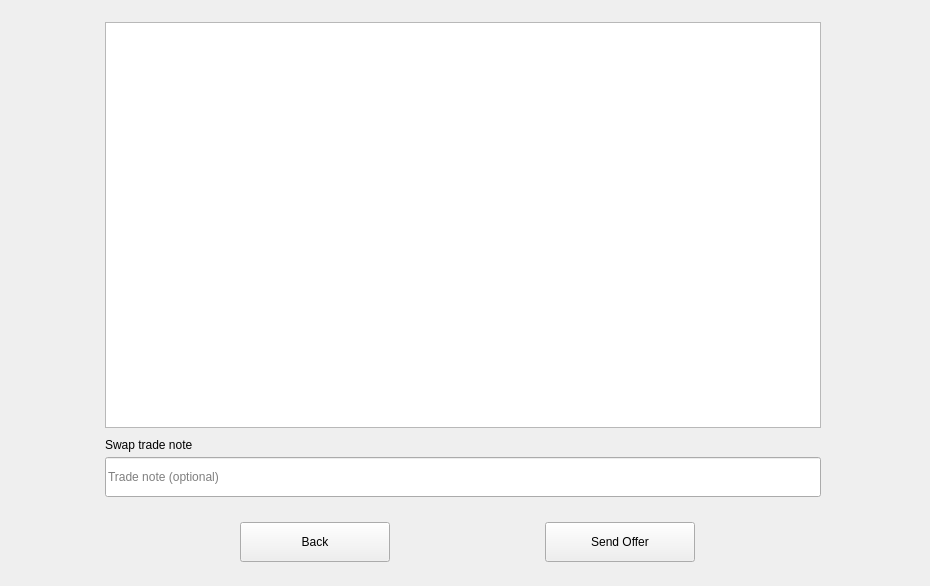
This is windows_desktop/s_newswap3_w.ui in 0xkobe/mwc-wallet as Qt 5 draws it before an edit. The edited form follows.
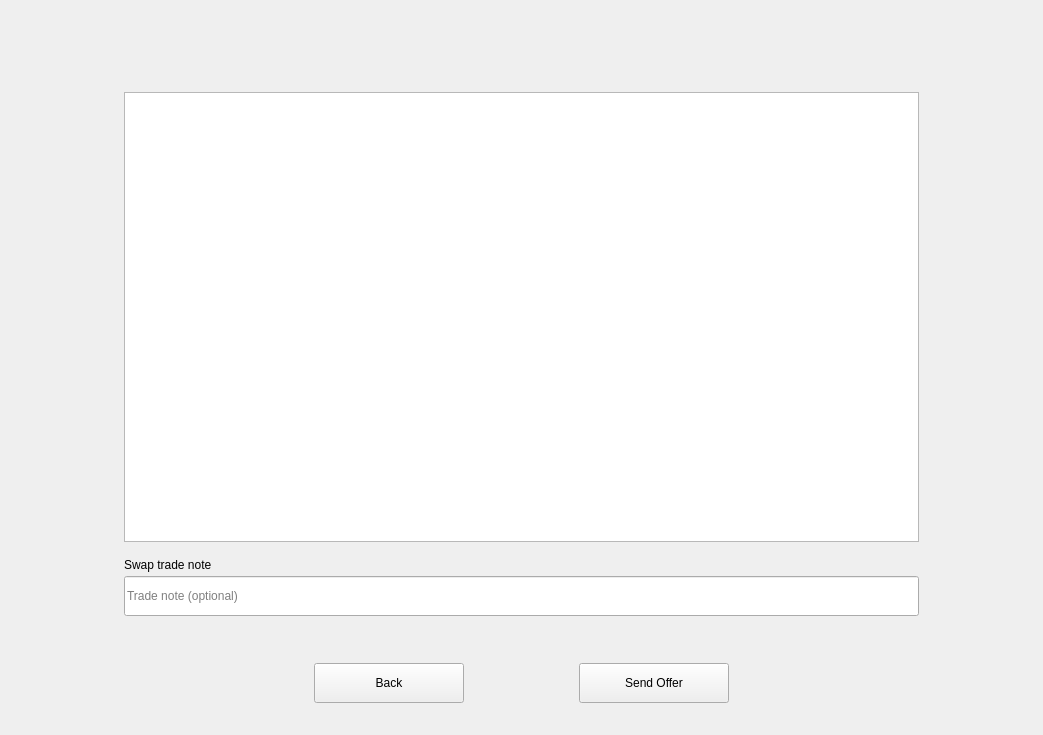
This is the edited form. Custom widgets are drawn as their Qt base class.

```diff
--- a/windows_desktop/s_newswap3_w.ui
+++ b/windows_desktop/s_newswap3_w.ui
@@ -6,14 +6,35 @@
    <rect>
     <x>0</x>
     <y>0</y>
-    <width>930</width>
-    <height>586</height>
+    <width>1043</width>
+    <height>735</height>
    </rect>
   </property>
   <property name="windowTitle">
    <string>Form</string>
   </property>
-  <layout class="QVBoxLayout" name="verticalLayout">
+  <layout class="QHBoxLayout" name="horizontalLayout_2" stretch="1,7,1">
+   <property name="topMargin">
+    <number>80</number>
+   </property>
+   <property name="bottomMargin">
+    <number>20</number>
+   </property>
+   <item>
+    <spacer name="horizontalSpacer_4">
+     <property name="orientation">
+      <enum>Qt::Horizontal</enum>
+     </property>
+     <property name="sizeHint" stdset="0">
+      <size>
+       <width>108</width>
+       <height>20</height>
+      </size>
+     </property>
+    </spacer>
+   </item>
+   <item>
+    <layout class="QVBoxLayout" name="verticalLayout_2" stretch="0,1,0,0,0,0,0,0">
    <item>
     <spacer name="verticalSpacer">
      <property name="orientation">
@@ -22,49 +43,13 @@
      <property name="sizeHint" stdset="0">
       <size>
        <width>20</width>
-       <height>37</height>
+         <height>1</height>
       </size>
      </property>
     </spacer>
    </item>
    <item>
-    <layout class="QHBoxLayout" name="horizontalLayout">
-     <item>
-      <spacer name="horizontalSpacer">
-       <property name="orientation">
-        <enum>Qt::Horizontal</enum>
-       </property>
-       <property name="sizeHint" stdset="0">
-        <size>
-         <width>40</width>
-         <height>20</height>
-        </size>
-       </property>
-      </spacer>
-     </item>
-     <item>
-      <widget class="QWidget" name="widget" native="true">
-       <property name="minimumSize">
-        <size>
-         <width>720</width>
-         <height>540</height>
-        </size>
-       </property>
-       <property name="maximumSize">
-        <size>
-         <width>720</width>
-         <height>540</height>
-        </size>
-       </property>
        <widget class="QTextEdit" name="offerDetailsEdit">
-        <property name="geometry">
-         <rect>
-          <x>0</x>
-          <y>0</y>
-          <width>716</width>
-          <height>406</height>
-         </rect>
-        </property>
         <property name="sizePolicy">
          <sizepolicy hsizetype="Minimum" vsizetype="Minimum">
           <horstretch>0</horstretch>
@@ -73,14 +58,14 @@
         </property>
         <property name="minimumSize">
          <size>
-          <width>0</width>
+         <width>550</width>
           <height>0</height>
          </size>
         </property>
         <property name="maximumSize">
          <size>
           <width>16777215</width>
-          <height>11111111</height>
+         <height>450</height>
          </size>
         </property>
         <property name="focusPolicy">
@@ -96,168 +81,30 @@
          <string/>
         </property>
        </widget>
-       <widget class="control::MwcPushButtonNormal" name="sendOfferButton">
-        <property name="geometry">
-         <rect>
-          <x>440</x>
-          <y>500</y>
-          <width>150</width>
-          <height>40</height>
-         </rect>
-        </property>
-        <property name="minimumSize">
-         <size>
-          <width>0</width>
-          <height>40</height>
-         </size>
-        </property>
-        <property name="maximumSize">
+     </item>
+     <item>
+      <spacer name="verticalSpacer_3">
+       <property name="orientation">
+        <enum>Qt::Vertical</enum>
+       </property>
+       <property name="sizeType">
+        <enum>QSizePolicy::Fixed</enum>
+       </property>
+       <property name="sizeHint" stdset="0">
          <size>
-          <width>16777215</width>
-          <height>40</height>
-         </size>
-        </property>
-        <property name="cursor">
-         <cursorShape>PointingHandCursor</cursorShape>
-        </property>
-        <property name="focusPolicy">
-         <enum>Qt::StrongFocus</enum>
-        </property>
-        <property name="toolTip">
-         <string>Create Swap trade and send an offer</string>
-        </property>
-        <property name="text">
-         <string>Send Offer</string>
-        </property>
-       </widget>
-       <widget class="control::MwcPushButtonNormal" name="backButton">
-        <property name="geometry">
-         <rect>
-          <x>135</x>
-          <y>500</y>
-          <width>150</width>
-          <height>40</height>
-         </rect>
-        </property>
-        <property name="minimumSize">
-         <size>
-          <width>0</width>
-          <height>40</height>
-         </size>
-        </property>
-        <property name="maximumSize">
-         <size>
-          <width>16777215</width>
-          <height>40</height>
-         </size>
-        </property>
-        <property name="cursor">
-         <cursorShape>PointingHandCursor</cursorShape>
-        </property>
-        <property name="focusPolicy">
-         <enum>Qt::StrongFocus</enum>
-        </property>
-        <property name="toolTip">
-         <string>Return back to the second step</string>
-        </property>
-        <property name="text">
-         <string>Back</string>
-        </property>
-       </widget>
-       <widget class="QWidget" name="layoutWidget">
-        <property name="geometry">
-         <rect>
-          <x>310</x>
-          <y>485</y>
-          <width>101</width>
-          <height>27</height>
-         </rect>
-        </property>
-        <layout class="QHBoxLayout" name="horizontalLayout_5">
+         <width>20</width>
+         <height>10</height>
+        </size>
+       </property>
+      </spacer>
+     </item>
+     <item>
+      <layout class="QVBoxLayout" name="verticalLayout">
          <property name="spacing">
-          <number>0</number>
-         </property>
-         <property name="rightMargin">
-          <number>10</number>
-         </property>
+        <number>4</number>
+       </property>
          <item>
-          <spacer name="horizontalSpacer_9">
-           <property name="orientation">
-            <enum>Qt::Horizontal</enum>
-           </property>
-           <property name="sizeHint" stdset="0">
-            <size>
-             <width>40</width>
-             <height>20</height>
-            </size>
-           </property>
-          </spacer>
-         </item>
-         <item>
-          <widget class="control::MwcLabelProgress" name="progress">
-           <property name="sizePolicy">
-            <sizepolicy hsizetype="Minimum" vsizetype="Fixed">
-             <horstretch>0</horstretch>
-             <verstretch>0</verstretch>
-            </sizepolicy>
-           </property>
-           <property name="minimumSize">
-            <size>
-             <width>50</width>
-             <height>25</height>
-            </size>
-           </property>
-           <property name="maximumSize">
-            <size>
-             <width>50</width>
-             <height>25</height>
-            </size>
-           </property>
-           <property name="text">
-            <string/>
-           </property>
-          </widget>
-         </item>
-         <item>
-          <widget class="QWidget" name="widget_3" native="true">
-           <property name="minimumSize">
-            <size>
-             <width>1</width>
-             <height>25</height>
-            </size>
-           </property>
-           <property name="maximumSize">
-            <size>
-             <width>1</width>
-             <height>25</height>
-            </size>
-           </property>
-          </widget>
-         </item>
-         <item>
-          <spacer name="horizontalSpacer_10">
-           <property name="orientation">
-            <enum>Qt::Horizontal</enum>
-           </property>
-           <property name="sizeHint" stdset="0">
-            <size>
-             <width>40</width>
-             <height>20</height>
-            </size>
-           </property>
-          </spacer>
-         </item>
-        </layout>
-       </widget>
        <widget class="control::MwcLabelSmall" name="label_19">
-        <property name="geometry">
-         <rect>
-          <x>0</x>
-          <y>415</y>
-          <width>526</width>
-          <height>16</height>
-         </rect>
-        </property>
         <property name="sizePolicy">
          <sizepolicy hsizetype="Fixed" vsizetype="Preferred">
           <horstretch>0</horstretch>
@@ -277,15 +124,9 @@
          <string>Swap trade note</string>
         </property>
        </widget>
+       </item>
+       <item>
        <widget class="control::MwcLineEditNormal" name="noteEdit">
-        <property name="geometry">
-         <rect>
-          <x>0</x>
-          <y>435</y>
-          <width>716</width>
-          <height>40</height>
-         </rect>
-        </property>
         <property name="minimumSize">
          <size>
           <width>0</width>
@@ -311,8 +152,107 @@
          <string>Trade note (optional)</string>
         </property>
        </widget>
-      </widget>
-     </item>
+       </item>
+      </layout>
+     </item>
+     <item>
+      <spacer name="verticalSpacer_4">
+       <property name="orientation">
+        <enum>Qt::Vertical</enum>
+       </property>
+       <property name="sizeType">
+        <enum>QSizePolicy::Fixed</enum>
+       </property>
+       <property name="sizeHint" stdset="0">
+        <size>
+         <width>20</width>
+         <height>10</height>
+        </size>
+       </property>
+      </spacer>
+     </item>
+     <item>
+      <layout class="QHBoxLayout" name="horizontalLayout_5">
+       <property name="spacing">
+        <number>0</number>
+       </property>
+       <property name="rightMargin">
+        <number>10</number>
+       </property>
+       <item>
+        <spacer name="horizontalSpacer_9">
+         <property name="orientation">
+          <enum>Qt::Horizontal</enum>
+         </property>
+         <property name="sizeHint" stdset="0">
+          <size>
+           <width>40</width>
+           <height>20</height>
+          </size>
+         </property>
+        </spacer>
+       </item>
+       <item>
+        <widget class="control::MwcLabelProgress" name="progress">
+         <property name="sizePolicy">
+          <sizepolicy hsizetype="Minimum" vsizetype="Fixed">
+           <horstretch>0</horstretch>
+           <verstretch>0</verstretch>
+          </sizepolicy>
+         </property>
+         <property name="minimumSize">
+          <size>
+           <width>50</width>
+           <height>25</height>
+          </size>
+         </property>
+         <property name="maximumSize">
+          <size>
+           <width>50</width>
+           <height>25</height>
+          </size>
+         </property>
+         <property name="text">
+          <string/>
+         </property>
+        </widget>
+       </item>
+       <item>
+        <widget class="QWidget" name="widget_3" native="true">
+         <property name="minimumSize">
+          <size>
+           <width>1</width>
+           <height>25</height>
+          </size>
+         </property>
+         <property name="maximumSize">
+          <size>
+           <width>1</width>
+           <height>25</height>
+          </size>
+         </property>
+        </widget>
+       </item>
+       <item>
+        <spacer name="horizontalSpacer_10">
+         <property name="orientation">
+          <enum>Qt::Horizontal</enum>
+         </property>
+         <property name="sizeHint" stdset="0">
+          <size>
+           <width>40</width>
+           <height>20</height>
+          </size>
+         </property>
+        </spacer>
+       </item>
+      </layout>
+     </item>
+     <item>
+      <layout class="QHBoxLayout" name="horizontalLayout" stretch="2,0,1,0,2">
+       <property name="spacing">
+        <number>20</number>
+       </property>
      <item>
       <spacer name="horizontalSpacer_2">
        <property name="orientation">
@@ -326,6 +266,88 @@
        </property>
       </spacer>
      </item>
+       <item>
+        <widget class="control::MwcPushButtonNormal" name="backButton">
+         <property name="minimumSize">
+          <size>
+           <width>150</width>
+           <height>40</height>
+          </size>
+         </property>
+         <property name="maximumSize">
+          <size>
+           <width>16777215</width>
+           <height>40</height>
+          </size>
+         </property>
+         <property name="cursor">
+          <cursorShape>PointingHandCursor</cursorShape>
+         </property>
+         <property name="focusPolicy">
+          <enum>Qt::StrongFocus</enum>
+         </property>
+         <property name="toolTip">
+          <string>Return back to the second step</string>
+         </property>
+         <property name="text">
+          <string>Back</string>
+         </property>
+        </widget>
+       </item>
+       <item>
+        <spacer name="horizontalSpacer">
+         <property name="orientation">
+          <enum>Qt::Horizontal</enum>
+         </property>
+         <property name="sizeHint" stdset="0">
+          <size>
+           <width>40</width>
+           <height>20</height>
+          </size>
+         </property>
+        </spacer>
+       </item>
+       <item>
+        <widget class="control::MwcPushButtonNormal" name="sendOfferButton">
+         <property name="minimumSize">
+          <size>
+           <width>150</width>
+           <height>40</height>
+          </size>
+         </property>
+         <property name="maximumSize">
+          <size>
+           <width>16777215</width>
+           <height>40</height>
+          </size>
+         </property>
+         <property name="cursor">
+          <cursorShape>PointingHandCursor</cursorShape>
+         </property>
+         <property name="focusPolicy">
+          <enum>Qt::StrongFocus</enum>
+         </property>
+         <property name="toolTip">
+          <string>Create Swap trade and send an offer</string>
+         </property>
+         <property name="text">
+          <string>Send Offer</string>
+         </property>
+        </widget>
+       </item>
+       <item>
+        <spacer name="horizontalSpacer_3">
+         <property name="orientation">
+          <enum>Qt::Horizontal</enum>
+         </property>
+         <property name="sizeHint" stdset="0">
+          <size>
+           <width>40</width>
+           <height>20</height>
+          </size>
+         </property>
+        </spacer>
+       </item>
     </layout>
    </item>
    <item>
@@ -336,7 +358,22 @@
      <property name="sizeHint" stdset="0">
       <size>
        <width>20</width>
-       <height>38</height>
+         <height>1</height>
+        </size>
+       </property>
+      </spacer>
+     </item>
+    </layout>
+   </item>
+   <item>
+    <spacer name="horizontalSpacer_5">
+     <property name="orientation">
+      <enum>Qt::Horizontal</enum>
+     </property>
+     <property name="sizeHint" stdset="0">
+      <size>
+       <width>108</width>
+       <height>20</height>
       </size>
      </property>
     </spacer>
```
Left out of the diff: 1 changed line with no effect on the pictures. Lines whose indentation alone changed are shown as unchanged.
